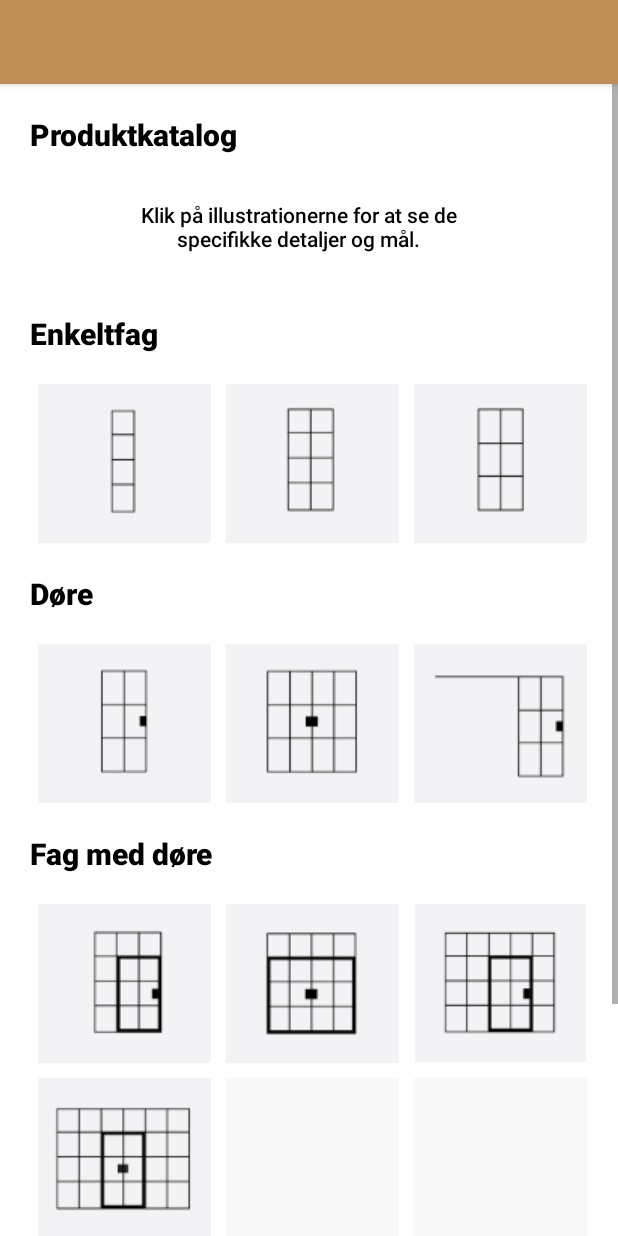
After one commit to andracs/New-Yorker.dk, an Android app: the ProductCatalog screen opened directly, with no data from a screen before it, on a phone screen of 412 x 824 dp. The commit adds this screen. Run offline under Robolectric (Android 15) with nearby library versions, the phone set to English and light mode, and no system bars.

Commit message:
Changes in productcatalog.xml added and new activity activity_tilbudsforespoergsel.xml added.

```diff
--- a/app/src/main/AndroidManifest.xml
+++ b/app/src/main/AndroidManifest.xml
@@ -9,6 +9,7 @@
         android:roundIcon="@mipmap/ic_launcher_round"
         android:supportsRtl="true"
         android:theme="@style/Theme.NewYorkerdk">
+        <activity android:name="com.example.view.Tilbudsforespørgsel"></activity>
         <activity android:name="com.example.view.MainActivity">
             <intent-filter>
                 <action android:name="android.intent.action.MAIN" />
@@ -16,6 +17,9 @@
                 <category android:name="android.intent.category.LAUNCHER" />
             </intent-filter>
         </activity>
+        <activity
+            android:name="com.example.view.ProductCatalog"
+            android:label="@string/activityNameProductCatalog" />
     </application>
 
 </manifest>
--- /dev/null
+++ b/app/src/main/java/com/example/view/ProductCatalog.java
@@ -0,0 +1,16 @@
+package com.example.view;
+
+import androidx.appcompat.app.AppCompatActivity;
+
+import android.os.Bundle;
+
+import com.example.new_yorkerdk.R;
+
+public class ProductCatalog extends AppCompatActivity {
+
+    @Override
+    protected void onCreate(Bundle savedInstanceState) {
+        super.onCreate(savedInstanceState);
+        setContentView(R.layout.productcatalog);
+    }
+}
--- a/app/src/main/res/layout/productcatalog.xml
+++ b/app/src/main/res/layout/productcatalog.xml
@@ -263,7 +263,6 @@
                     android:src="@drawable/empty" />
 
             </LinearLayout>
-
         </LinearLayout>
     </ScrollView>
 </LinearLayout>
--- a/app/src/main/res/values/strings.xml
+++ b/app/src/main/res/values/strings.xml
@@ -1,5 +1,8 @@
 <resources>
     <string name="app_name">New-Yorker.dk</string>
+    <string name="activityNameProductCatalog">Produktkatalog</string>
+    <string name="activityNameProductContact">Kontakt New-Yorker</string>
+
     <string name="button">Button</string>
     <string name="buttomNavigationIconLabelHome">Home</string>
     <string name="buttomNavigationIconLabelCatalog">Catalog</string>
```
Also changed, not shown: app/src/main/java/com/example/view/Tilbudsforespørgsel.java (added, +14 -0 lines), app/src/main/res/layout/activity_tilbudsforespoergsel.xml (added, +9 -0 lines).
